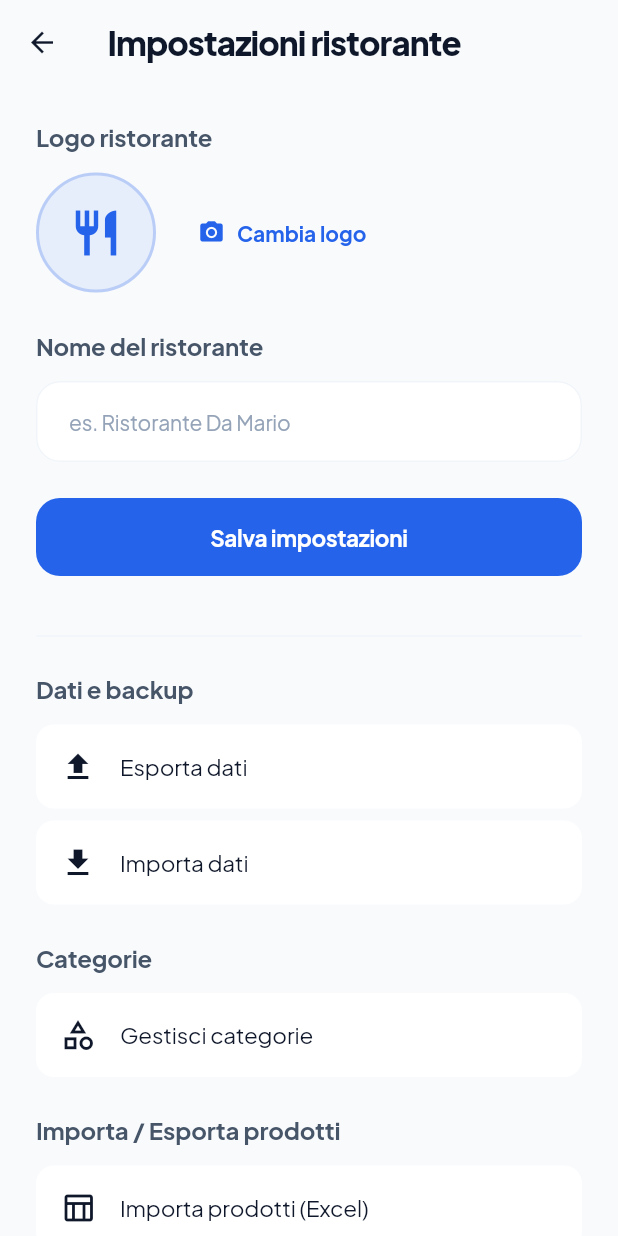
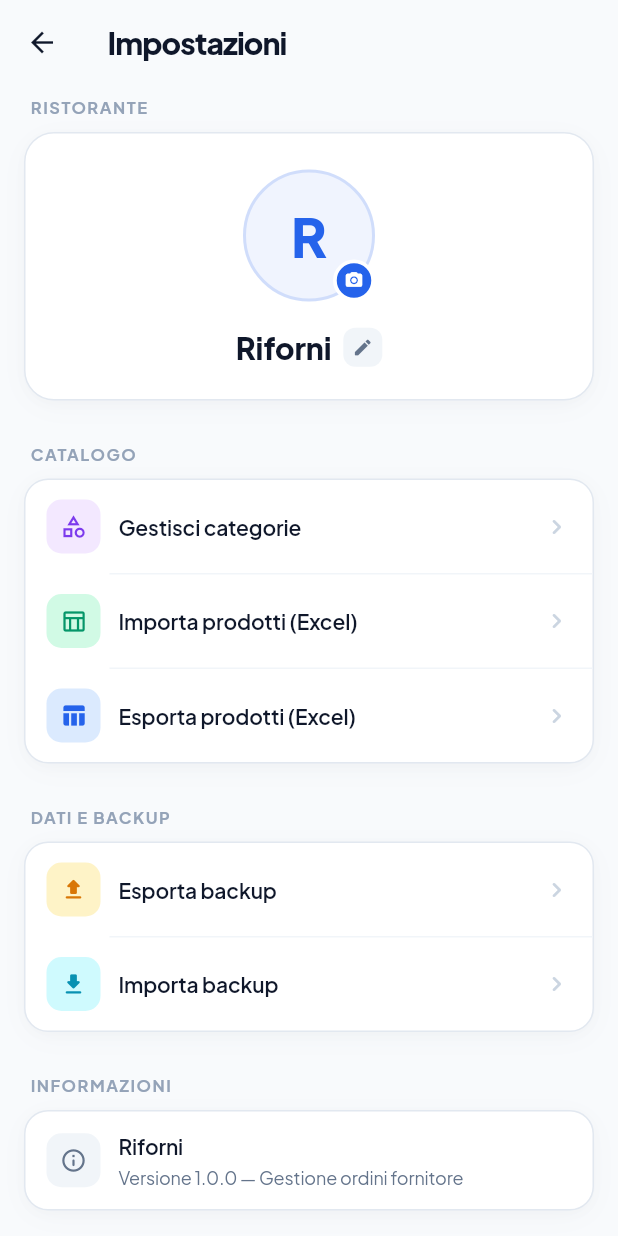
Before and after one commit to Hamzakhoukh/riforni, a Flutter app: the SettingsScreen screen opened directly, on a phone screen of 412 x 824 dp. Run offline on Flutter 3.47's test engine with Material 3 defaults, Android fonts, the phone set to English and light mode, and no system bars; our stand-ins replace file_picker, flutter_secure_storage, flutter_slidable, google_fonts, image_picker, permission_handler and 4 more; missing offline and left inert: excel; accounts and stored records are empty.

Commit message:
redesign(settings): clean Italian-only settings with inline profile edit and grouped cards

```diff
--- a/lib/screens/settings_screen.dart
+++ b/lib/screens/settings_screen.dart
@@ -16,17 +16,16 @@ class SettingsScreen extends StatefulWidget {
 }
 
 class _SettingsScreenState extends State<SettingsScreen> {
-  final _formKey = GlobalKey<FormState>();
-  late final TextEditingController _nameCtrl;
+  final _nameCtrl = TextEditingController();
   String? _logoPath;
   bool _saving = false;
+  bool _editingName = false;
 
   @override
   void initState() {
     super.initState();
     final rp = context.read<RestaurantProvider>();
-    _nameCtrl =
-        TextEditingController(text: rp.name == 'Riforni' ? '' : rp.name);
+    _nameCtrl.text = rp.name == 'Riforni' ? '' : rp.name;
     _logoPath = rp.logoPath;
   }
 
@@ -37,103 +36,232 @@ class _SettingsScreenState extends State<SettingsScreen> {
   }
 
   Future<void> _pickLogo() async {
-    final picker = ImagePicker();
-    final file = await picker.pickImage(source: ImageSource.gallery);
+    final file = await ImagePicker().pickImage(source: ImageSource.gallery);
     if (file != null && mounted) setState(() => _logoPath = file.path);
   }
 
-  void _removeLogo() => setState(() => _logoPath = null);
-
   Future<void> _save() async {
-    if (!_formKey.currentState!.validate()) return;
+    final name = _nameCtrl.text.trim();
+    if (name.isEmpty) return;
     setState(() => _saving = true);
-    await context
-        .read<RestaurantProvider>()
-        .save(_nameCtrl.text.trim(), _logoPath);
+    await context.read<RestaurantProvider>().save(name, _logoPath);
     if (!mounted) return;
-    setState(() => _saving = false);
+    setState(() {
+      _saving = false;
+      _editingName = false;
+    });
     ScaffoldMessenger.of(context).showSnackBar(
       const SnackBar(
-        content: Text('Impostazioni salvate!'),
-        duration: Duration(seconds: 2),
+        content: Text('Salvato ✓'),
+        behavior: SnackBarBehavior.floating,
+        backgroundColor: Color(0xFF16A34A),
       ),
     );
-    Navigator.of(context).pop();
   }
 
   @override
   Widget build(BuildContext context) {
+    final rp = context.watch<RestaurantProvider>();
+
     return Scaffold(
+      backgroundColor: const Color(0xFFF8FAFC),
       appBar: AppBar(
-        title: const Text('Impostazioni ristorante'),
+        backgroundColor: const Color(0xFFF8FAFC),
+        elevation: 0,
+        scrolledUnderElevation: 0,
+        title: const Text(
+          'Impostazioni',
+          style: TextStyle(fontWeight: FontWeight.w800, fontSize: 20),
+        ),
         leading: const BackButton(),
       ),
-      body: SingleChildScrollView(
-        padding: const EdgeInsets.all(24),
-        child: Form(
-          key: _formKey,
+      body: ListView(
+        padding: const EdgeInsets.fromLTRB(16, 8, 16, 40),
+        children: [
+
+          // ── Profilo ristorante ──
+          _sectionLabel('Ristorante'),
+          _buildProfileCard(rp),
+          const SizedBox(height: 28),
+
+          // ── Catalogo ──
+          _sectionLabel('Catalogo'),
+          _buildCard([
+            _tile(
+              icon: Icons.category_outlined,
+              iconColor: const Color(0xFF7C3AED),
+              iconBg: const Color(0xFFF3E8FF),
+              title: 'Gestisci categorie',
+              onTap: () => Navigator.push(
+                context,
+                MaterialPageRoute(builder: (_) => const CategorieScreen()),
+              ),
+            ),
+            _divider(),
+            _tile(
+              icon: Icons.table_chart_outlined,
+              iconColor: const Color(0xFF059669),
+              iconBg: const Color(0xFFD1FAE5),
+              title: 'Importa prodotti (Excel)',
+              onTap: () => ExcelHelper.importFromExcel(context),
+            ),
+            _divider(),
+            _tile(
+              icon: Icons.table_chart_rounded,
+              iconColor: const Color(0xFF2563EB),
+              iconBg: const Color(0xFFDBEAFE),
+              title: 'Esporta prodotti (Excel)',
+              onTap: () => ExcelHelper.exportToExcel(context),
+            ),
+          ]),
+          const SizedBox(height: 28),
+
+          // ── Dati & Backup ──
+          _sectionLabel('Dati e backup'),
+          _buildCard([
+            _tile(
+              icon: Icons.upload_rounded,
+              iconColor: const Color(0xFFD97706),
+              iconBg: const Color(0xFFFEF3C7),
+              title: 'Esporta backup',
+              onTap: () => BackupHelper.exportBackup(context),
+            ),
+            _divider(),
+            _tile(
+              icon: Icons.download_rounded,
+              iconColor: const Color(0xFF0891B2),
+              iconBg: const Color(0xFFCFFAFE),
+              title: 'Importa backup',
+              onTap: () => BackupHelper.importBackup(context),
+            ),
+          ]),
+          const SizedBox(height: 28),
+
+          // ── Info app ──
+          _sectionLabel('Informazioni'),
+          _buildCard([
+            _tile(
+              icon: Icons.info_outline_rounded,
+              iconColor: const Color(0xFF64748B),
+              iconBg: const Color(0xFFF1F5F9),
+              title: 'Riforni',
+              subtitle: 'Versione 1.0.0 — Gestione ordini fornitore',
+            ),
+          ]),
+        ],
+      ),
+    );
+  }
+
+  // ─── Profile card ────────────────────────────────────────────────────────
+  Widget _buildProfileCard(RestaurantProvider rp) {
+    return Container(
+      padding: const EdgeInsets.fromLTRB(20, 24, 20, 20),
+      decoration: BoxDecoration(
+        color: Colors.white,
+        borderRadius: BorderRadius.circular(20),
+        border: Border.all(color: const Color(0xFFE2E8F0)),
+        boxShadow: AppTheme.cardShadow,
+      ),
       child: Column(
-            crossAxisAlignment: CrossAxisAlignment.start,
         children: [
-              // ── Logo ──
-              const Text('Logo ristorante',
-                  style: TextStyle(
-                      fontWeight: FontWeight.w700, fontSize: 16)),
-              const SizedBox(height: 12),
-              Row(
-                children: [
+          // Avatar con pulsante camera
           GestureDetector(
             onTap: _pickLogo,
-                    child: Container(
-                      width: 80,
-                      height: 80,
+            child: Stack(
+              clipBehavior: Clip.none,
+              children: [
+                Container(
+                  width: 88,
+                  height: 88,
                   decoration: BoxDecoration(
                     shape: BoxShape.circle,
-                        color: AppTheme.terracotta.withAlpha(20),
+                    color: AppTheme.primary.withAlpha(18),
                     border: Border.all(
-                            color: AppTheme.terracotta.withAlpha(60),
-                            width: 2),
+                        color: AppTheme.primary.withAlpha(40), width: 2),
                   ),
                   child: _logoPath != null
                       ? ClipOval(
-                              child: Image.file(
-                                File(_logoPath!),
-                                fit: BoxFit.cover,
-                              ),
+                          child: Image.file(File(_logoPath!), fit: BoxFit.cover),
                         )
-                          : const Icon(Icons.restaurant,
-                              size: 36, color: AppTheme.terracotta),
+                      : Center(
+                          child: Text(
+                            rp.name.isNotEmpty
+                                ? rp.name[0].toUpperCase()
+                                : 'R',
+                            style: TextStyle(
+                              fontSize: 36,
+                              fontWeight: FontWeight.w900,
+                              color: AppTheme.primary,
                             ),
                           ),
-                  const SizedBox(width: 16),
-                  Column(
-                    crossAxisAlignment: CrossAxisAlignment.start,
-                    children: [
-                      TextButton.icon(
-                        onPressed: _pickLogo,
-                        icon: const Icon(Icons.camera_alt),
-                        label: const Text('Cambia logo'),
                         ),
-                      if (_logoPath != null)
-                        TextButton.icon(
-                          onPressed: _removeLogo,
-                          icon: const Icon(Icons.delete_outline,
-                              color: Colors.red),
-                          label: const Text('Rimuovi logo',
-                              style: TextStyle(color: Colors.red)),
+                ),
+                Positioned(
+                  bottom: 0,
+                  right: 0,
+                  child: Container(
+                    width: 28,
+                    height: 28,
+                    decoration: BoxDecoration(
+                      color: AppTheme.primary,
+                      shape: BoxShape.circle,
+                      border: Border.all(color: Colors.white, width: 2.5),
+                    ),
+                    child: const Icon(Icons.camera_alt_rounded,
+                        size: 13, color: Colors.white),
+                  ),
                 ),
               ],
             ),
+          ),
+          const SizedBox(height: 16),
+
+          // Nome — visualizza o modifica
+          if (!_editingName)
+            Row(
+              mainAxisAlignment: MainAxisAlignment.center,
+              mainAxisSize: MainAxisSize.min,
+              children: [
+                Flexible(
+                  child: Text(
+                    rp.name,
+                    style: const TextStyle(
+                      fontSize: 20,
+                      fontWeight: FontWeight.w800,
+                      color: Color(0xFF0F172A),
+                    ),
+                    textAlign: TextAlign.center,
+                  ),
+                ),
+                const SizedBox(width: 8),
+                GestureDetector(
+                  onTap: () => setState(() => _editingName = true),
+                  child: Container(
+                    padding: const EdgeInsets.all(6),
+                    decoration: BoxDecoration(
+                      color: const Color(0xFFF1F5F9),
+                      borderRadius: BorderRadius.circular(8),
+                    ),
+                    child: const Icon(Icons.edit_rounded,
+                        size: 14, color: Color(0xFF64748B)),
+                  ),
+                ),
               ],
+            )
+          else
+            Row(
+              children: [
+                Expanded(
+                  child: TextField(
+                    controller: _nameCtrl,
+                    autofocus: true,
+                    textAlign: TextAlign.center,
+                    style: const TextStyle(
+                      fontSize: 18,
+                      fontWeight: FontWeight.w800,
+                      color: Color(0xFF0F172A),
                     ),
-              const SizedBox(height: 24),
-              // ── Name ──
-              const Text('Nome del ristorante',
-                  style: TextStyle(
-                      fontWeight: FontWeight.w700, fontSize: 16)),
-              const SizedBox(height: 12),
-              TextFormField(
-                controller: _nameCtrl,
                     decoration: InputDecoration(
                       hintText: 'es. Ristorante Da Mario',
                       border: OutlineInputBorder(
@@ -141,95 +269,138 @@ class _SettingsScreenState extends State<SettingsScreen> {
                       focusedBorder: OutlineInputBorder(
                         borderRadius: BorderRadius.circular(12),
                         borderSide:
-                        const BorderSide(color: AppTheme.terracotta, width: 2),
+                            BorderSide(color: AppTheme.primary, width: 2),
+                      ),
+                      contentPadding: const EdgeInsets.symmetric(
+                          horizontal: 16, vertical: 10),
+                      isDense: true,
+                    ),
+                    onSubmitted: (_) => _save(),
                   ),
                 ),
-                validator: (v) => (v == null || v.trim().isEmpty)
-                    ? 'Inserisci il nome'
-                    : null,
+                const SizedBox(width: 8),
+                GestureDetector(
+                  onTap: _saving ? null : _save,
+                  child: Container(
+                    width: 42,
+                    height: 42,
+                    decoration: BoxDecoration(
+                      color: AppTheme.primary,
+                      borderRadius: BorderRadius.circular(12),
                     ),
-              const SizedBox(height: 24),
-              SizedBox(
-                width: double.infinity,
-                child: ElevatedButton(
-                  onPressed: _saving ? null : _save,
                     child: _saving
-                      ? const SizedBox(
-                          width: 20,
-                          height: 20,
+                        ? const Padding(
+                            padding: EdgeInsets.all(10),
                             child: CircularProgressIndicator(
-                              strokeWidth: 2, color: Colors.white))
-                      : const Text('Salva impostazioni'),
+                                strokeWidth: 2, color: Colors.white),
+                          )
+                        : const Icon(Icons.check_rounded,
+                            color: Colors.white, size: 22),
                   ),
-              ),
-              const SizedBox(height: 32),
-              const Divider(),
-              const SizedBox(height: 16),
-              // ── Backup ──
-              const Text('Dati e backup',
-                  style: TextStyle(
-                      fontWeight: FontWeight.w700, fontSize: 16)),
-              const SizedBox(height: 12),
-              ListTile(
-                leading: const Icon(Icons.upload),
-                title: const Text('Esporta dati'),
-                onTap: () => BackupHelper.exportBackup(context),
-                shape: RoundedRectangleBorder(
-                    borderRadius: BorderRadius.circular(12)),
-                tileColor: Colors.white,
-              ),
-              const SizedBox(height: 8),
-              ListTile(
-                leading: const Icon(Icons.download),
-                title: const Text('Importa dati'),
-                onTap: () => BackupHelper.importBackup(context),
-                shape: RoundedRectangleBorder(
-                    borderRadius: BorderRadius.circular(12)),
-                tileColor: Colors.white,
-              ),
-              const SizedBox(height: 24),
-              // ── Categories ──
-              const Text('Categorie',
-                  style: TextStyle(
-                      fontWeight: FontWeight.w700, fontSize: 16)),
-              const SizedBox(height: 12),
-              ListTile(
-                leading: const Icon(Icons.category_outlined),
-                title: const Text('Gestisci categorie'),
-                onTap: () => Navigator.push(
-                  context,
-                  MaterialPageRoute(
-                      builder: (_) => const CategorieScreen()),
-                ),
-                shape: RoundedRectangleBorder(
-                    borderRadius: BorderRadius.circular(12)),
-                tileColor: Colors.white,
-              ),
-              const SizedBox(height: 24),
-              // ── Excel ──
-              const Text('Importa / Esporta prodotti',
-                  style: TextStyle(
-                      fontWeight: FontWeight.w700, fontSize: 16)),
-              const SizedBox(height: 12),
-              ListTile(
-                leading: const Icon(Icons.table_chart_outlined),
-                title: const Text('Importa prodotti (Excel)'),
-                onTap: () => ExcelHelper.importFromExcel(context),
-                shape: RoundedRectangleBorder(
-                    borderRadius: BorderRadius.circular(12)),
-                tileColor: Colors.white,
-              ),
-              const SizedBox(height: 8),
-              ListTile(
-                leading: const Icon(Icons.table_chart),
-                title: const Text('Esporta prodotti (Excel)'),
-                onTap: () => ExcelHelper.exportToExcel(context),
-                shape: RoundedRectangleBorder(
-                    borderRadius: BorderRadius.circular(12)),
-                tileColor: Colors.white,
                 ),
               ],
             ),
+
+          // Rimuovi logo
+          if (_logoPath != null) ...[
+            const SizedBox(height: 8),
+            TextButton.icon(
+              onPressed: () async {
+                setState(() => _logoPath = null);
+                await context.read<RestaurantProvider>().removeLogo();
+              },
+              icon: const Icon(Icons.delete_outline_rounded,
+                  size: 15, color: Color(0xFFEF4444)),
+              label: const Text(
+                'Rimuovi foto',
+                style: TextStyle(
+                    color: Color(0xFFEF4444),
+                    fontSize: 13,
+                    fontWeight: FontWeight.w600),
+              ),
+              style:
+                  TextButton.styleFrom(visualDensity: VisualDensity.compact),
+            ),
+          ],
+        ],
+      ),
+    );
+  }
+
+  // ─── Helpers ─────────────────────────────────────────────────────────────
+  Widget _sectionLabel(String label) => Padding(
+        padding: const EdgeInsets.only(left: 4, bottom: 8),
+        child: Text(
+          label.toUpperCase(),
+          style: const TextStyle(
+            fontSize: 11,
+            fontWeight: FontWeight.w700,
+            color: Color(0xFF94A3B8),
+            letterSpacing: 1.0,
+          ),
+        ),
+      );
+
+  Widget _buildCard(List<Widget> children) => Container(
+        decoration: BoxDecoration(
+          color: Colors.white,
+          borderRadius: BorderRadius.circular(16),
+          border: Border.all(color: const Color(0xFFE2E8F0)),
+          boxShadow: AppTheme.cardShadow,
+        ),
+        clipBehavior: Clip.antiAlias,
+        child: Column(children: children),
+      );
+
+  Widget _divider() => const Divider(
+      height: 1, indent: 56, endIndent: 0, color: Color(0xFFF1F5F9));
+
+  Widget _tile({
+    required IconData icon,
+    required Color iconColor,
+    required Color iconBg,
+    required String title,
+    String? subtitle,
+    VoidCallback? onTap,
+  }) {
+    return InkWell(
+      onTap: onTap,
+      child: Padding(
+        padding: const EdgeInsets.symmetric(horizontal: 14, vertical: 13),
+        child: Row(
+          children: [
+            Container(
+              width: 36,
+              height: 36,
+              decoration: BoxDecoration(
+                  color: iconBg, borderRadius: BorderRadius.circular(10)),
+              child: Icon(icon, size: 18, color: iconColor),
+            ),
+            const SizedBox(width: 12),
+            Expanded(
+              child: Column(
+                crossAxisAlignment: CrossAxisAlignment.start,
+                children: [
+                  Text(
+                    title,
+                    style: const TextStyle(
+                        fontWeight: FontWeight.w600,
+                        fontSize: 14,
+                        color: Color(0xFF0F172A)),
+                  ),
+                  if (subtitle != null) ...[
+                    const SizedBox(height: 2),
+                    Text(subtitle,
+                        style: const TextStyle(
+                            fontSize: 12, color: Color(0xFF64748B))),
+                  ],
+                ],
+              ),
+            ),
+            if (onTap != null)
+              const Icon(Icons.chevron_right_rounded,
+                  color: Color(0xFFCBD5E1), size: 20),
+          ],
         ),
       ),
     );
```
Lines whose indentation alone changed are shown as unchanged.
